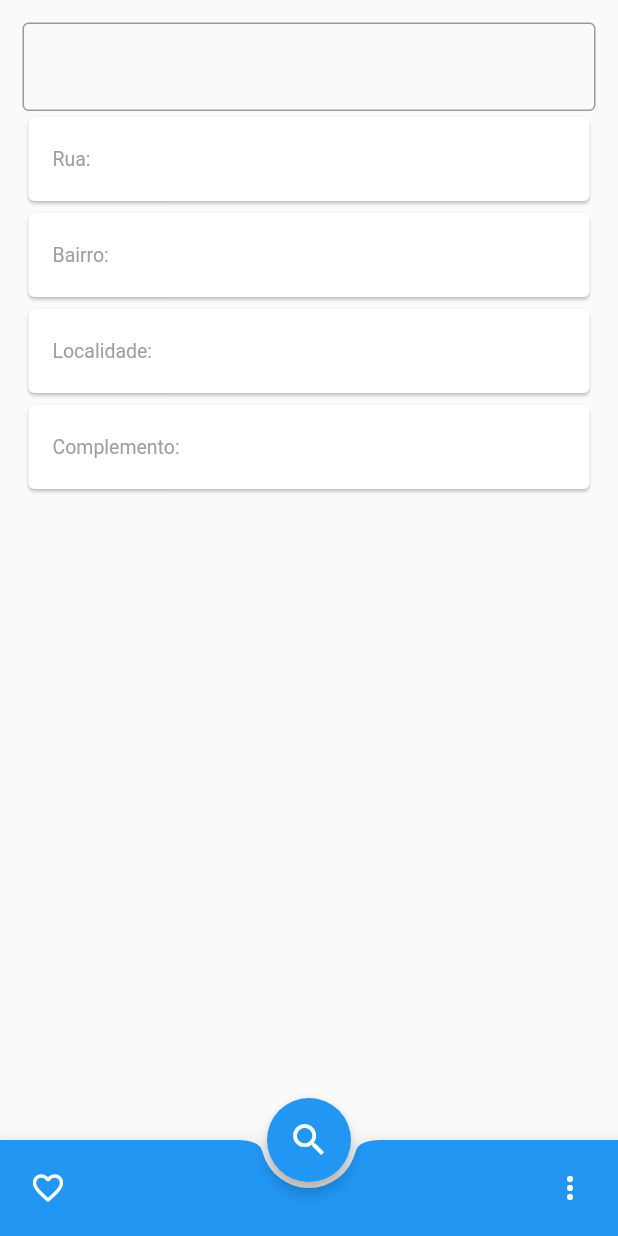
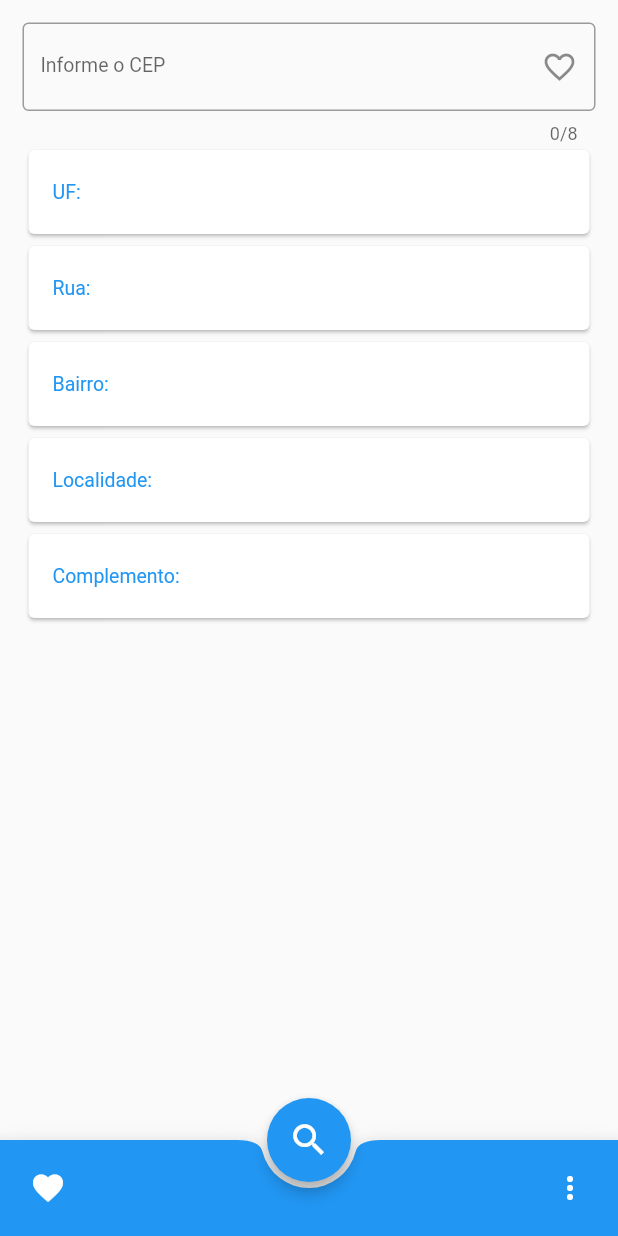
Before and after one commit to DevVitorSilvaAlves/toCep, a Flutter app: the screen it shows after launch, after a tap on the "search" icon, on a phone screen of 412 x 824 dp. Run offline on Flutter 3.47's test engine with Material 2 defaults, Android fonts, the phone set to English and light mode, and no system bars; our stand-ins replace shared_preferences; network calls fail.

Commit message:
1-Alteração do LauncherIcon, 2-Adcionado um ícone de favorito ao lado do TextField, 3-Alteração das cores dos Cards.

```diff
--- a/lib/main.dart
+++ b/lib/main.dart
@@ -1,5 +1,5 @@
 import 'package:flutter/material.dart';
-import 'package:tocep/screens/widgets/home.dart';
+import 'package:tocep/screens/home.dart';
 
 void main() {
   runApp(
--- /dev/null
+++ b/lib/screens/home.dart
@@ -0,0 +1,142 @@
+import 'dart:convert';
+import 'package:flutter/material.dart';
+import 'package:http/http.dart' as http;
+import 'package:tocep/widgets/card.dart';
+import 'package:shared_preferences/shared_preferences.dart';
+
+class Home extends StatefulWidget {
+  @override
+  _HomeState createState() => _HomeState();
+}
+
+class _HomeState extends State<Home> {
+  String resultJsonUf = '';
+  String resultJsonRua = '';
+  String resultJsonBairro = '';
+  String resultJsonLocalidade = '';
+  String resultJsonComplemento = '';
+  var suffixIconFavorite = Icon(Icons.favorite_border);
+
+  TextEditingController textField = TextEditingController();
+
+  makeRequestApi() async {
+    String cepRequested = textField.text.toString();
+    String url = 'https://viacep.com.br/ws/' + cepRequested + '/json/';
+    http.Response response = await http.get(url);
+    Map<dynamic, dynamic> responseJson = json.decode(response.body);
+    resultValidate(responseJson);
+  }
+
+  resultValidate(responseJson) {
+    List listForValidation = [
+      'uf',
+      'logradouro',
+      'bairro',
+      'localidade',
+      'complemento'
+    ];
+    listForValidation.forEach((item) {
+      if (responseJson[item].isEmpty) {
+        responseJson[item] = 'Não encontrado';
+      }
+    });
+    showResponseApi(responseJson);
+  }
+
+  showResponseApi(responseJson) {
+    setState(() {
+      resultJsonUf = responseJson['uf'];
+      resultJsonRua = responseJson['logradouro'];
+      resultJsonBairro = responseJson['bairro'];
+      resultJsonLocalidade = responseJson['localidade'];
+      resultJsonComplemento = responseJson['complemento'];
+    });
+  }
+
+  @override
+  Widget build(BuildContext context) {
+    return Scaffold(
+      //
+      body: SafeArea(
+        child: SingleChildScrollView(
+          child: Container(
+            padding: EdgeInsets.all(15),
+            child: Column(
+              children: <Widget>[
+                TextField(
+                  controller: textField,
+                  keyboardType: TextInputType.number,
+                  decoration: InputDecoration(
+                    labelText: 'Informe o CEP',
+                    labelStyle: TextStyle(
+                      fontSize: 13,
+                    ),
+                    border: OutlineInputBorder(),
+                    suffixIcon: IconButton(
+                        icon: suffixIconFavorite,
+                        onPressed: () {
+                          if (suffixIconFavorite ==
+                              Icon(Icons.favorite_border)) {
+                            setState(() {
+                              suffixIconFavorite = Icon(Icons.favorite);
+                            });
+                          } else {
+                            setState(() {
+                              suffixIconFavorite = Icon(Icons.favorite_border);
+                            });
+                          }
+                        }),
+                  ),
+                  maxLength: 8,
+                  maxLengthEnforced: true,
+                ),
+                CardListTile('UF: ', resultJsonUf),
+                CardListTile('Rua: ', resultJsonRua),
+                CardListTile('Bairro: ', resultJsonBairro),
+                CardListTile('Localidade: ', resultJsonLocalidade),
+                CardListTile('Complemento: ', resultJsonComplemento),
+              ],
+            ),
+          ),
+        ),
+      ),
+      //
+      floatingActionButtonLocation: FloatingActionButtonLocation.centerDocked,
+      floatingActionButton: FloatingActionButton(
+        onPressed: makeRequestApi,
+        child: Icon(
+          Icons.search,
+          size: 28,
+        ),
+        elevation: 4,
+      ),
+      //
+      bottomNavigationBar: BottomAppBar(
+        color: Colors.blue,
+        shape: CircularNotchedRectangle(),
+        child: Padding(
+          padding: EdgeInsets.all(10),
+          child: Row(
+            mainAxisAlignment: MainAxisAlignment.spaceBetween,
+            children: <Widget>[
+              Padding(
+                padding: EdgeInsets.all(10),
+                child: Icon(
+                  Icons.favorite,
+                  color: Colors.white,
+                ),
+              ),
+              Padding(
+                padding: EdgeInsets.all(10),
+                child: Icon(
+                  Icons.more_vert,
+                  color: Colors.white,
+                ),
+              ),
+            ],
+          ),
+        ),
+      ),
+    );
+  }
+}
--- a/lib/screens/widgets/card.dart
+++ /dev/null
@@ -1,26 +0,0 @@
-import 'package:flutter/material.dart';
-
-class CardListTile extends StatefulWidget {
-  String textTile;
-  String textTileApi;
-  CardListTile(this.textTile, this.textTileApi);
-  @override
-  _CardListTileState createState() => _CardListTileState();
-}
-
-class _CardListTileState extends State<CardListTile> {
-  @override
-  Widget build(BuildContext context) {
-    return Card(
-      child: ListTile(
-        title: Text(
-          widget.textTile + widget.textTileApi,
-          style: TextStyle(
-            fontSize: 13,
-            color: Colors.grey,
-          ),
-        ),
-      ),
-    );
-  }
-}
--- a/lib/screens/widgets/home.dart
+++ /dev/null
@@ -1,113 +0,0 @@
-import 'dart:convert';
-import 'package:flutter/material.dart';
-import 'package:http/http.dart' as http;
-import 'package:tocep/screens/widgets/card.dart';
-
-class Home extends StatefulWidget {
-  @override
-  _HomeState createState() => _HomeState();
-}
-
-class _HomeState extends State<Home> {
-  String cep;
-  String resultJsonUf = '';
-  String resultJsonRua = '';
-  String resultJsonBairro = '';
-  String resultJsonLocalidade = '';
-  String resultJsonComplemento = '';
-  TextEditingController textField = TextEditingController();
-
-  getTextInputField() {
-    String cepRequested = textField.text;
-    makeRequestApi(cepRequested);
-  }
-
-  makeRequestApi(cepRequested) async {
-    String url = 'https://viacep.com.br/ws/${cepRequested}/json/';
-    http.Response response = await http.get(url);
-    decodesJsonToMap(response);
-  }
-
-  decodesJsonToMap(response) {
-    Map<dynamic, dynamic> responseJson = json.decode(response.body);
-    showResponseApi(responseJson);
-  }
-
-  void showResponseApi(responseJson) {
-    resultJsonUf = responseJson['uf'];
-    resultJsonRua = responseJson['logradouro'];
-    resultJsonBairro = responseJson['bairro'];
-    resultJsonLocalidade = responseJson['localidade'];
-    resultJsonComplemento = responseJson['complemento'];
-  }
-
-  @override
-  Widget build(BuildContext context) {
-    return Scaffold(
-      //
-      body: SafeArea(
-        child: SingleChildScrollView(
-          child: Container(
-            padding: EdgeInsets.all(15),
-            child: Column(
-              children: <Widget>[
-                TextField(
-                  controller: textField,
-                  keyboardType: TextInputType.number,
-                  decoration: InputDecoration(
-                    border: OutlineInputBorder(),
-                  ),
-                ),
-                Wrap(
-                  children: <Widget>[
-                    CardListTile('Rua: ', resultJsonRua),
-                    CardListTile('Bairro: ', resultJsonBairro),
-                    CardListTile('Localidade: ', resultJsonLocalidade),
-                    CardListTile('Complemento: ', resultJsonComplemento),
-                  ],
-                ),
-              ],
-            ),
-          ),
-        ),
-      ),
-      //
-      floatingActionButtonLocation: FloatingActionButtonLocation.centerDocked,
-      floatingActionButton: FloatingActionButton(
-        onPressed: getTextInputField,
-        child: Icon(
-          Icons.search,
-          size: 28,
-        ),
-        elevation: 4,
-      ),
-      //
-      bottomNavigationBar: BottomAppBar(
-        color: Colors.blue,
-        shape: CircularNotchedRectangle(),
-        child: Padding(
-          padding: EdgeInsets.all(10),
-          child: Row(
-            mainAxisAlignment: MainAxisAlignment.spaceBetween,
-            children: <Widget>[
-              Padding(
-                padding: EdgeInsets.all(10),
-                child: Icon(
-                  Icons.favorite_border,
-                  color: Colors.white,
-                ),
-              ),
-              Padding(
-                padding: EdgeInsets.all(10),
-                child: Icon(
-                  Icons.more_vert,
-                  color: Colors.white,
-                ),
-              ),
-            ],
-          ),
-        ),
-      ),
-    );
-  }
-}
--- /dev/null
+++ b/lib/widgets/card.dart
@@ -0,0 +1,37 @@
+import 'package:flutter/material.dart';
+
+class CardListTile extends StatefulWidget {
+  String textTile;
+  String textTileApi;
+  CardListTile(this.textTile, this.textTileApi);
+  @override
+  _CardListTileState createState() => _CardListTileState();
+}
+
+class _CardListTileState extends State<CardListTile> {
+  @override
+  Widget build(BuildContext context) {
+    return Card(
+      child: ListTile(
+        title: RichText(
+          text: TextSpan(
+            text: widget.textTile,
+            style: TextStyle(
+              color: Colors.blue,
+              fontSize: 13,
+            ),
+            children: <TextSpan>[
+              TextSpan(
+                text: widget.textTileApi,
+                style: TextStyle(
+                  color: Colors.grey[700],
+                  fontSize: 13,
+                ),
+              ),
+            ],
+          ),
+        ),
+      ),
+    );
+  }
+}
--- a/pubspec.yaml
+++ b/pubspec.yaml
@@ -29,8 +29,9 @@ dependencies:
   # Use with the CupertinoIcons class for iOS style icons.
   cupertino_icons: ^0.1.3
   http: ^0.12.0+1
+  shared_preferences: "^0.5.8"
+dev_dependencies:
 
-dev_dependencies:
   flutter_launcher_icons: "^0.7.3"
   flutter_test:
     sdk: flutter
@@ -52,8 +53,7 @@ flutter:
   uses-material-design: true
 
   # To add assets to your application, add an assets section, like this:
-  assets:
-    - images/logo.png
+
 
   # An image asset can refer to one or more resolution-specific "variants", see
   # https://flutter.dev/assets-and-images/#resolution-aware.
```
Also changed, not shown: images/icon.png, images/logo.png (deleted), pubspec.lock, 26 other files.
